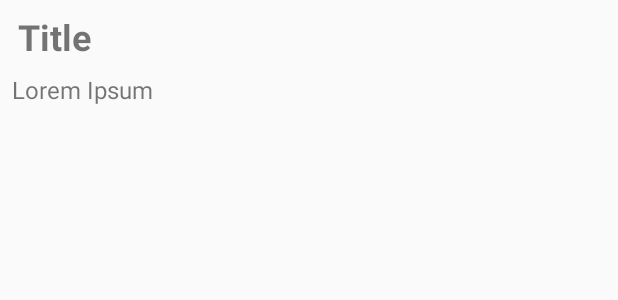
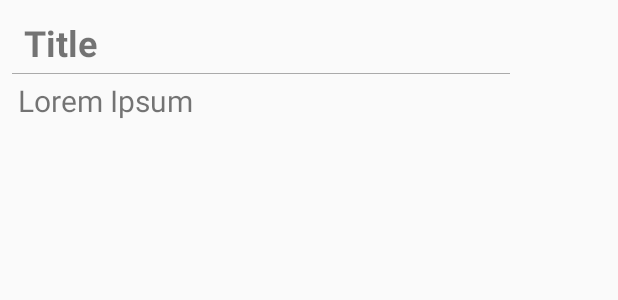
Before and after one commit to chyvekshyno/TukyTalk, an Android app: the layout itemview_message.xml on its own in the app's theme, with its tools: preview values and no code run, on a phone screen of 412 x 824 dp. Shown: the top 300 px of the screen. Run offline under Robolectric (Android 15) with nearby library versions, the phone set to English and light mode, and no system bars.

Commit message:
Add API to message repository; Finalize recyclerview adapter for messages; add divider  to message itemview layout; setup rexyxler view at message fragment

```diff
--- a/app/src/main/java/com/example/tukyhelper/View/Activities/EssenceActivity.java
+++ b/app/src/main/java/com/example/tukyhelper/View/Activities/EssenceActivity.java
@@ -67,7 +67,7 @@ public class EssenceActivity extends AppCompatActivity {
     }
 
     void setMessagePager(){
-        pager = (NonSwipeViewPager) findViewById(R.id.pager_essence_msg);
+        pager = findViewById(R.id.pager_essence_msg);
         msg_pager_adapter = new MessagePagerAdapter(getSupportFragmentManager());
         pager.setAdapter(msg_pager_adapter);
 
--- a/app/src/main/res/layout/itemview_message.xml
+++ b/app/src/main/res/layout/itemview_message.xml
@@ -4,10 +4,10 @@
     android:layout_width="match_parent"
     android:layout_height="wrap_content"
     android:orientation="vertical"
-    android:layout_margin="4dp">
+    android:layout_margin="4dp"
+    android:padding="4dp">
 
-    <TextView
-        android:id="@+id/tv_msg_title"
+    <TextView android:id="@+id/tv_msg_title"
         android:layout_width="wrap_content"
         android:layout_height="wrap_content"
         android:layout_marginLeft="4dp"
@@ -15,10 +15,17 @@
         android:text="Title"
         android:textSize="24sp"
         android:textStyle="bold" />
+
+    <View android:id="@+id/divider"
+        android:layout_width="match_parent"
+        android:layout_height="0.5dp"
+        android:layout_marginEnd="64dp"
+        android:background="@android:color/darker_gray" />
+
     <TextView android:id="@+id/tv_msg_text"
         android:layout_width="wrap_content"
         android:layout_height="wrap_content"
         android:padding="4dp"
-        android:textSize="16sp"
+        android:textSize="20sp"
         android:text="Lorem Ipsum"/>
 </LinearLayout>
```
Also changed, not shown: app/src/main/java/com/example/tukyhelper/Model/Repositories/MessageRepository.java (+8 -8 lines), app/src/main/java/com/example/tukyhelper/View/Adapters/MessageRVAdapter.java (+9 -4 lines), app/src/main/java/com/example/tukyhelper/View/Fragments/MessageFragment.java (+11 -3 lines), app/src/main/java/com/example/tukyhelper/ViewModel/MessageViewModel.java (+48 -2 lines).
